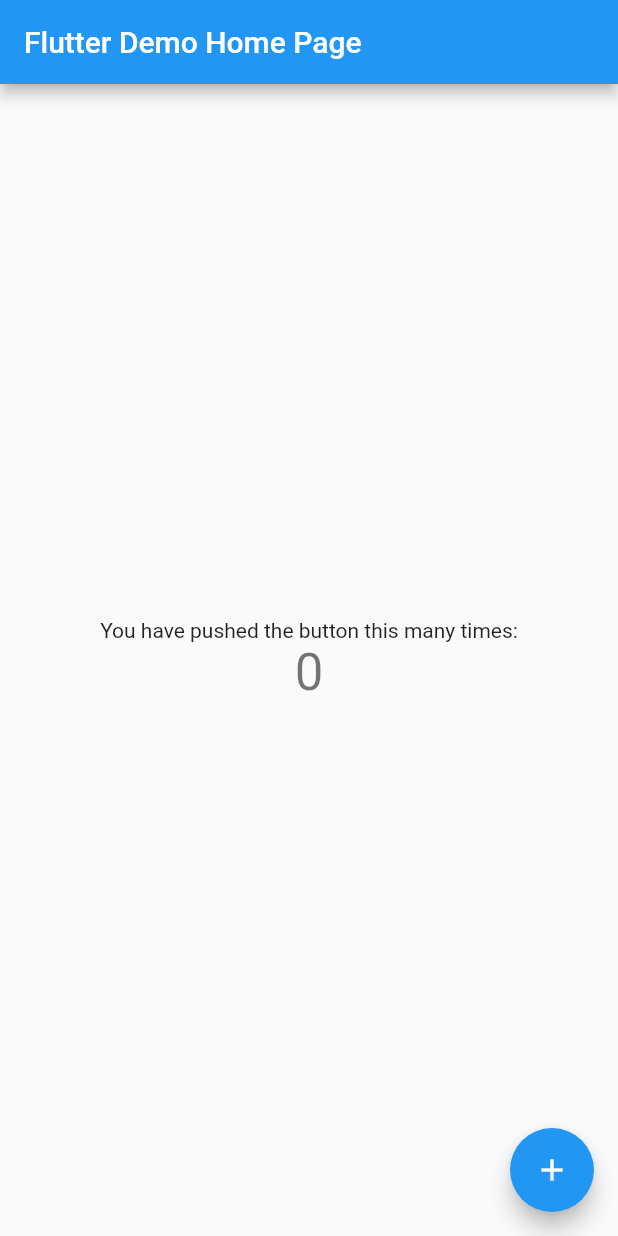
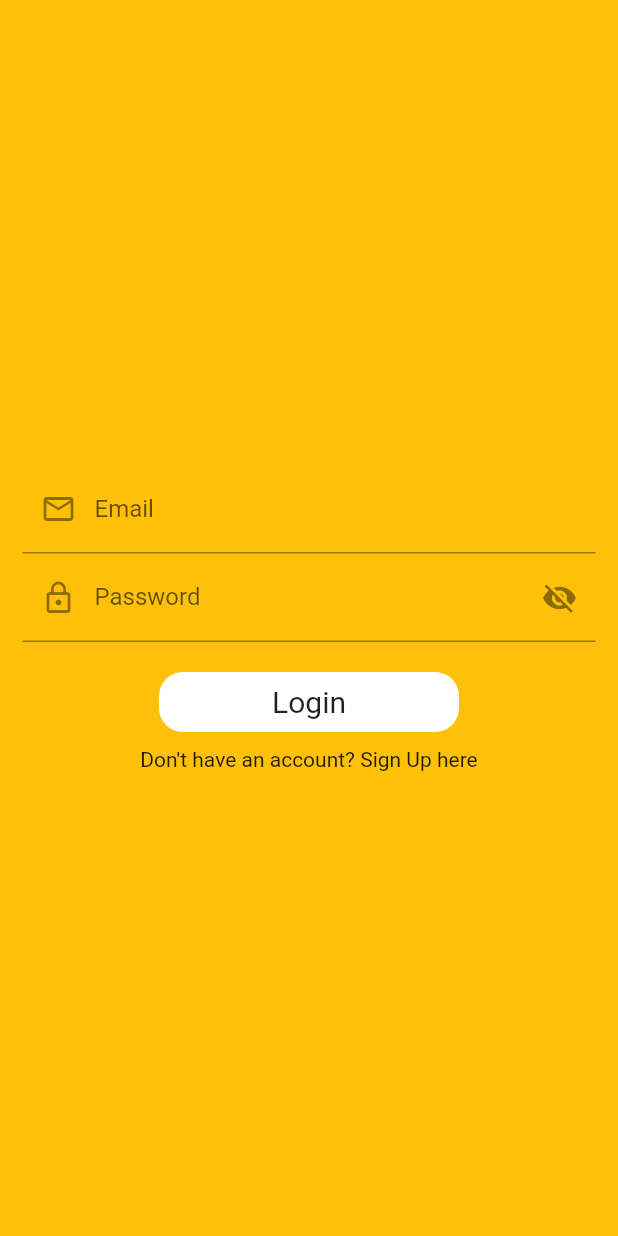
Before and after one commit to AdibaNoor/CupidKnotPractise, a Flutter app: the screen it shows after launch, on a phone screen of 412 x 824 dp. Run offline on Flutter 3.47's test engine with Material 2 defaults, Android fonts, the phone set to English and light mode, and no system bars; our stand-ins replace fluttertoast.

Commit message:
added base code

```diff
--- a/lib/data/network/BaseApiServices.dart
+++ b/lib/data/network/BaseApiServices.dart
@@ -0,0 +1,6 @@
+abstract class BaseApiService{
+
+  Future<dynamic> getGetApiResponse(String url);
+  Future<dynamic> getPostApiResponse(String url, dynamic data);
+
+}
--- a/lib/data/response/status.dart
+++ b/lib/data/response/status.dart
@@ -0,0 +1 @@
+enum Status{LOADING, COMPLETED,ERROR}
--- a/lib/main.dart
+++ b/lib/main.dart
@@ -1,4 +1,10 @@
+import 'package:cupid_knot_practise/utils/routes/route.dart';
+import 'package:cupid_knot_practise/utils/routes/route_name.dart';
+import 'package:cupid_knot_practise/view/home_view.dart';
+import 'package:cupid_knot_practise/view_model/auth_view_model.dart';
 import 'package:flutter/material.dart';
+import 'package:flutter/services.dart';
+import 'package:provider/provider.dart';
 
 void main() {
   runApp(const MyApp());
@@ -10,106 +16,17 @@ class MyApp extends StatelessWidget {
   // This widget is the root of your application.
   @override
   Widget build(BuildContext context) {
-    return MaterialApp(
-      title: 'Flutter Demo',
-      theme: ThemeData(
-        // This is the theme of your application.
-        //
-        // Try running your application with "flutter run". You'll see the
-        // application has a blue toolbar. Then, without quitting the app, try
-        // changing the primarySwatch below to Colors.green and then invoke
-        // "hot reload" (press "r" in the console where you ran "flutter run",
-        // or simply save your changes to "hot reload" in a Flutter IDE).
-        // Notice that the counter didn't reset back to zero; the application
-        // is not restarted.
-        primarySwatch: Colors.blue,
-      ),
-      home: const MyHomePage(title: 'Flutter Demo Home Page'),
-    );
+    SystemChrome.setSystemUIOverlayStyle(
+        SystemUiOverlayStyle(systemNavigationBarColor: Colors.transparent,
+        statusBarColor: Colors.transparent));
+    return MultiProvider(
+      providers: [
+        ChangeNotifierProvider(create: (_)=> AuthViewModel()),
+    ],
+    child: MaterialApp(
+      debugShowCheckedModeBanner: false,
+      initialRoute: RouteNames.login,
+      onGenerateRoute: Routes.generateRoute,
+    ),);
   }
 }
-
-class MyHomePage extends StatefulWidget {
-  const MyHomePage({super.key, required this.title});
-
-  // This widget is the home page of your application. It is stateful, meaning
-  // that it has a State object (defined below) that contains fields that affect
-  // how it looks.
-
-  // This class is the configuration for the state. It holds the values (in this
-  // case the title) provided by the parent (in this case the App widget) and
-  // used by the build method of the State. Fields in a Widget subclass are
-  // always marked "final".
-
-  final String title;
-
-  @override
-  State<MyHomePage> createState() => _MyHomePageState();
-}
-
-class _MyHomePageState extends State<MyHomePage> {
-  int _counter = 0;
-
-  void _incrementCounter() {
-    setState(() {
-      // This call to setState tells the Flutter framework that something has
-      // changed in this State, which causes it to rerun the build method below
-      // so that the display can reflect the updated values. If we changed
-      // _counter without calling setState(), then the build method would not be
-      // called again, and so nothing would appear to happen.
-      _counter++;
-    });
-  }
-
-  @override
-  Widget build(BuildContext context) {
-    // This method is rerun every time setState is called, for instance as done
-    // by the _incrementCounter method above.
-    //
-    // The Flutter framework has been optimized to make rerunning build methods
-    // fast, so that you can just rebuild anything that needs updating rather
-    // than having to individually change instances of widgets.
-    return Scaffold(
-      appBar: AppBar(
-        // Here we take the value from the MyHomePage object that was created by
-        // the App.build method, and use it to set our appbar title.
-        title: Text(widget.title),
-      ),
-      body: Center(
-        // Center is a layout widget. It takes a single child and positions it
-        // in the middle of the parent.
-        child: Column(
-          // Column is also a layout widget. It takes a list of children and
-          // arranges them vertically. By default, it sizes itself to fit its
-          // children horizontally, and tries to be as tall as its parent.
-          //
-          // Invoke "debug painting" (press "p" in the console, choose the
-          // "Toggle Debug Paint" action from the Flutter Inspector in Android
-          // Studio, or the "Toggle Debug Paint" command in Visual Studio Code)
-          // to see the wireframe for each widget.
-          //
-          // Column has various properties to control how it sizes itself and
-          // how it positions its children. Here we use mainAxisAlignment to
-          // center the children vertically; the main axis here is the vertical
-          // axis because Columns are vertical (the cross axis would be
-          // horizontal).
-          mainAxisAlignment: MainAxisAlignment.center,
-          children: <Widget>[
-            const Text(
-              'You have pushed the button this many times:',
-            ),
-            Text(
-              '$_counter',
-              style: Theme.of(context).textTheme.headline4,
-            ),
-          ],
-        ),
-      ),
-      floatingActionButton: FloatingActionButton(
-        onPressed: _incrementCounter,
-        tooltip: 'Increment',
-        child: const Icon(Icons.add),
-      ), // This trailing comma makes auto-formatting nicer for build methods.
-    );
-  }
-}
--- a/lib/res/app_urls.dart
+++ b/lib/res/app_urls.dart
@@ -0,0 +1,6 @@
+class AppUrls{
+  static var BaseUrl ='https://reqres.in';
+  static var LoginApiEndpoint= BaseUrl+'/api/login';
+  static var RegisterApiEndpoint= BaseUrl+'/api/register';
+
+}
--- a/lib/res/components/custom_button.dart
+++ b/lib/res/components/custom_button.dart
@@ -0,0 +1,32 @@
+import 'package:flutter/material.dart';
+
+class ButtonCustom extends StatelessWidget {
+
+  final String title;
+  final bool loading;
+  final VoidCallback onPressed;
+
+  const ButtonCustom({Key? key,
+    required this.title,
+    this.loading = false,
+    required this.onPressed}) : super(key: key);
+
+  @override
+  Widget build(BuildContext context) {
+    return InkWell(
+      onTap: onPressed,
+      child: Container(
+        decoration: BoxDecoration(
+            borderRadius: BorderRadius.circular(16),
+            color: Colors.white
+        ),
+        height: 40,
+        width: 200,
+        child:Center(child: loading? CircularProgressIndicator(color: Colors.black,) :Text(title, style: TextStyle(
+            color: Colors.black87,
+            fontSize: 20
+        ),)),
+      ),
+    );
+  }
+}
--- a/lib/utils/routes/route.dart
+++ b/lib/utils/routes/route.dart
@@ -0,0 +1,30 @@
+
+import 'package:cupid_knot_practise/utils/routes/route_name.dart';
+import 'package:cupid_knot_practise/view/home_view.dart';
+import 'package:cupid_knot_practise/view/login_view.dart';
+import 'package:cupid_knot_practise/view/register_view.dart';
+import 'package:cupid_knot_practise/view/splash_view.dart';
+import 'package:flutter/material.dart';
+
+class Routes{
+  static Route<dynamic>  generateRoute(RouteSettings settings){
+    switch(settings.name){
+      case RouteNames.home:
+        return MaterialPageRoute(builder: (context)=> HomeView());
+      case RouteNames.login:
+        return MaterialPageRoute(builder: (context)=> LoginView());
+      case RouteNames.splash:
+        return MaterialPageRoute(builder: (context)=> SplashView());
+      case RouteNames.register:
+        return MaterialPageRoute(builder: (context)=> RegisterView());
+      default:
+        return MaterialPageRoute(builder: (_){
+          return Scaffold(
+            body: Center(
+              child: Text('No route Defined'),
+            ),
+          );
+        });
+    }
+  }
+}
--- a/lib/utils/routes/route_name.dart
+++ b/lib/utils/routes/route_name.dart
@@ -0,0 +1,7 @@
+class RouteNames{
+
+  static const login= 'login_view';
+  static const splash= 'splash_view';
+  static const home= 'home_view';
+  static const register= 'register_view';
+}
--- a/lib/view/login_view.dart
+++ b/lib/view/login_view.dart
@@ -0,0 +1,115 @@
+import 'package:flutter/material.dart';
+import 'package:provider/provider.dart';
+
+import '../res/components/custom_button.dart';
+import '../utils/routes/route_name.dart';
+import '../utils/utils.dart';
+import '../view_model/auth_view_model.dart';
+
+class LoginView extends StatefulWidget {
+  const LoginView({Key? key}) : super(key: key);
+
+  @override
+  State<LoginView> createState() => _LoginViewState();
+}
+
+class _LoginViewState extends State<LoginView> {
+  TextEditingController _emailEditingController = TextEditingController();
+  TextEditingController _passwordEditingController = TextEditingController();
+  FocusNode emailFocusNode = FocusNode();
+  FocusNode passwordFocusNode = FocusNode();
+  ValueNotifier<bool> _passwordnotifier = ValueNotifier<bool>(true);
+
+  @override
+  void dispose() {
+    // TODO: implement dispose
+    super.dispose();
+    _emailEditingController.dispose();
+    _passwordEditingController.dispose();
+    emailFocusNode.dispose();
+    passwordFocusNode.dispose();
+    _passwordnotifier.dispose();
+  }
+  @override
+  Widget build(BuildContext context) {
+
+    final authviewmodel = Provider.of<AuthViewModel>(context);
+    return Scaffold(
+
+        backgroundColor: Colors.amber,
+        body: SafeArea(
+          child: Container(
+            padding: EdgeInsets.symmetric(horizontal: 15),
+            child: Column(
+              mainAxisAlignment: MainAxisAlignment.center,
+              children: [
+                TextFormField(
+                  keyboardType: TextInputType.emailAddress,
+                  controller: _emailEditingController,
+                  focusNode: emailFocusNode,
+                  decoration: InputDecoration(
+                    hintText: 'Email',
+                    labelText: "Email",
+                    prefixIcon: Icon(Icons.email_outlined),
+                  ),
+                  onFieldSubmitted: (value){
+                    Utils.fieldFocusChange(context, emailFocusNode, passwordFocusNode);
+                  },
+                ),
+                ValueListenableBuilder(
+                    valueListenable: _passwordnotifier,
+                    builder: (context, value , child){
+                      return TextFormField(
+                        obscureText: _passwordnotifier.value,
+                        obscuringCharacter: "*",
+                        focusNode: passwordFocusNode,
+                        keyboardType: TextInputType.emailAddress,
+                        controller: _passwordEditingController,
+                        decoration: InputDecoration(
+                          hintText: 'Password',
+                          labelText: "Password",
+                          prefixIcon: Icon(Icons.lock_outline),
+                          suffixIcon: InkWell(
+                              onTap: (){
+                                _passwordnotifier.value = !_passwordnotifier.value;
+                              },
+                              child: Icon(_passwordnotifier.value?
+                              Icons.visibility_off: Icons.visibility)),
+                        ),
+                      );
+                    }),
+                SizedBox(height: 20,),
+                ButtonCustom(title: 'Login',
+                    loading: authviewmodel.loading,
+                    onPressed: (){
+                      if(_emailEditingController.text.isEmpty){
+                        Utils.toastMessage("Please enter Email!");
+                      }else if(_passwordEditingController.text.isEmpty){
+                        Utils.toastMessage("Please enter Password!");
+                      }else if(_passwordEditingController.text.length<6){
+                        Utils.toastMessage("Password needs to be more than 6 characters!");
+                      }else{
+                        // Map data ={
+                        //   // 'email' : _emailEditingController.text.toString(),
+                        //   // 'password': _passwordEditingController.text.toString()
+                        //   'email': 'eve.holt@reqres.in',
+                        //   'password': 'cityslicka'
+                        // };
+                        // authviewmodel.LoginApi(data , context);
+                      }
+
+                    }),
+                SizedBox(height: 10,),
+                InkWell(
+                    onTap: (){
+                      Navigator.pushNamed(context, RouteNames.register);
+                    },
+                    child: Text("Don't have an account? Sign Up here" )),
+
+              ],
+            ),
+          ),
+        )
+    );
+  }
+}
```
Also changed, not shown: lib/data/app_exception.dart (+27 -0 lines), lib/data/network/NetworkApiServices.dart (+53 -0 lines), lib/data/response/api_response.dart (+18 -0 lines), lib/repository/auth_repository.dart (+24 -0 lines), lib/utils/utils.dart (+15 -0 lines), lib/view/home_view.dart (+15 -0 lines), lib/view/register_view.dart (+15 -0 lines), lib/view/splash_view.dart (+27 -0 lines), lib/view_model/auth_view_model.dart (+63 -0 lines), lib/view_model/services/user_view_service.dart (+26 -0 lines).
